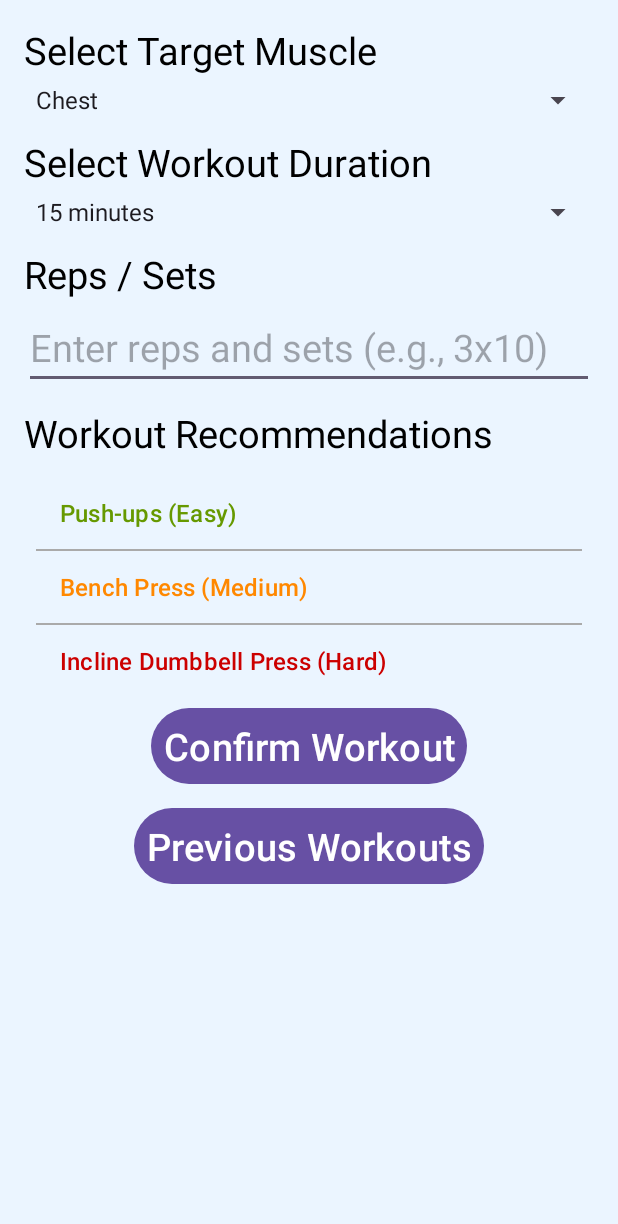
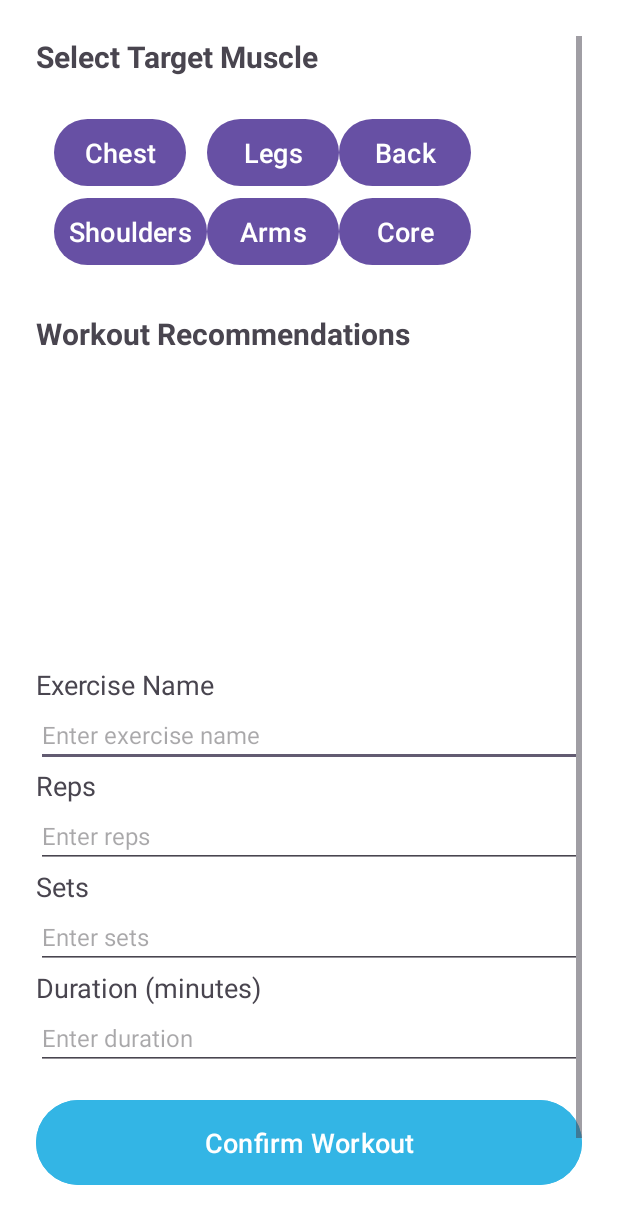
Before and after one commit to kar5252/CMSC-434-Health-App, an Android app: the fragment Workout shown on its own in the app's theme, on a phone screen of 412 x 824 dp. Shown: the top 1224 px of the screen. Run offline under Robolectric (Android 15) with nearby library versions, the phone set to English and light mode, and no system bars.

Commit message:
workout colors and text size changed

```diff
--- a/app/src/main/java/com/example/test4/Workout.java
+++ b/app/src/main/java/com/example/test4/Workout.java
@@ -4,25 +4,16 @@ import android.os.Bundle;
 import android.view.LayoutInflater;
 import android.view.View;
 import android.view.ViewGroup;
-import android.widget.ArrayAdapter;
 import android.widget.Button;
 import android.widget.EditText;
 import android.widget.ListView;
-import android.widget.Spinner;
-import android.widget.TextView;
 import android.widget.Toast;
-
 import androidx.annotation.NonNull;
 import androidx.annotation.Nullable;
 import androidx.fragment.app.Fragment;
 import androidx.fragment.app.FragmentTransaction;
-import androidx.viewpager2.widget.ViewPager2;
-
 import java.util.ArrayList;
-import java.util.HashMap;
 import java.util.List;
-import java.util.Map;
-import com.google.android.material.tabs.TabLayout;
 
 public class Workout extends Fragment {
 
@@ -33,125 +24,33 @@ public class Workout extends Fragment {
     public View onCreateView(@NonNull LayoutInflater inflater, @Nullable ViewGroup container, @Nullable Bundle savedInstanceState) {
         View view = inflater.inflate(R.layout.fragment_workout, container, false);
 
-        Spinner muscleDropdown = view.findViewById(R.id.muscleDropdown);
-        Spinner durationDropdown = view.findViewById(R.id.durationDropdown);
-        EditText repsSetsInput = view.findViewById(R.id.repsSetsInput);
         ListView workoutListView = view.findViewById(R.id.workoutListView);
+        EditText exerciseNameInput = view.findViewById(R.id.exerciseNameInput);
+        EditText repsInput = view.findViewById(R.id.repsInput);
+        EditText setsInput = view.findViewById(R.id.setsInput);
+        EditText durationInput = view.findViewById(R.id.durationInput);
         Button confirmWorkoutButton = view.findViewById(R.id.confirmWorkoutButton);
         Button previousWorkoutsButton = view.findViewById(R.id.previousWorkoutsButton);
 
-        Map<String, List<String>> workoutData = new HashMap<>();
-        workoutData.put("Chest", new ArrayList<String>() {{
-            add("Push-ups (Easy)");
-            add("Bench Press (Medium)");
-            add("Incline Dumbbell Press (Hard)");
-        }});
-        workoutData.put("Legs", new ArrayList<String>() {{
-            add("Bodyweight Squats (Easy)");
-            add("Lunges (Medium)");
-            add("Barbell Squats (Hard)");
-        }});
-        workoutData.put("Back", new ArrayList<String>() {{
-            add("Pull-ups (Easy)");
-            add("Lat Pulldown (Medium)");
-            add("Deadlift (Hard)");
-        }});
-
-        List<String> muscleGroups = new ArrayList<>(workoutData.keySet());
-        ArrayAdapter<String> muscleAdapter = new ArrayAdapter<>(requireContext(),
-                android.R.layout.simple_spinner_item, muscleGroups);
-        muscleAdapter.setDropDownViewResource(android.R.layout.simple_spinner_dropdown_item);
-        muscleDropdown.setAdapter(muscleAdapter);
-
-        List<String> durations = new ArrayList<>();
-        durations.add("15 minutes");
-        durations.add("30 minutes");
-        durations.add("45 minutes");
-        durations.add("60 minutes");
-
-        ArrayAdapter<String> durationAdapter = new ArrayAdapter<>(requireContext(),
-                android.R.layout.simple_spinner_item, durations);
-        durationAdapter.setDropDownViewResource(android.R.layout.simple_spinner_dropdown_item);
-        durationDropdown.setAdapter(durationAdapter);
-
-        muscleDropdown.setOnItemSelectedListener(new android.widget.AdapterView.OnItemSelectedListener() {
-            @Override
-            public void onItemSelected(android.widget.AdapterView<?> parent, View view, int position, long id) {
-                String selectedMuscle = muscleGroups.get(position);
-                List<String> recommendations = workoutData.getOrDefault(selectedMuscle, new ArrayList<>());
-                CustomAdapter adapter = new CustomAdapter(recommendations);
-                workoutListView.setAdapter(adapter);
-            }
-
-            @Override
-            public void onNothingSelected(android.widget.AdapterView<?> parent) {
-                workoutListView.setAdapter(null);
-            }
-        });
-
         confirmWorkoutButton.setOnClickListener(v -> {
-            String selectedMuscle = muscleDropdown.getSelectedItem().toString();
-            String selectedDuration = durationDropdown.getSelectedItem().toString();
-            String repsSets = repsSetsInput.getText().toString();
-
-            String workoutDetails = "Muscle: " + selectedMuscle + ", Duration: " + selectedDuration +
-                    ", Reps/Sets: " + repsSets;
+            String workoutDetails = "Exercise: " + exerciseNameInput.getText().toString() +
+                    ", Reps: " + repsInput.getText().toString() +
+                    ", Sets: " + setsInput.getText().toString() +
+                    ", Duration: " + durationInput.getText().toString() + " min";
             workoutHistory.add(workoutDetails);
-
-            Toast.makeText(requireContext(), "Workout Confirmed:\n" + workoutDetails, Toast.LENGTH_LONG).show();
+            Toast.makeText(requireContext(), "Workout saved!", Toast.LENGTH_SHORT).show();
         });
 
         previousWorkoutsButton.setOnClickListener(v -> {
-            ViewPager2 viewPager = requireActivity().findViewById(R.id.viewPager);
-            TabLayout tabLayout = requireActivity().findViewById(R.id.tabLayout);
-            View fragmentContainer = requireActivity().findViewById(R.id.fragmentContainer);
-
-            viewPager.setVisibility(View.GONE);
-            tabLayout.setVisibility(View.GONE);
-
-            fragmentContainer.setVisibility(View.VISIBLE);
-
+            View containerView = requireActivity().findViewById(R.id.fragmentContainer);
+            containerView.setVisibility(View.VISIBLE);
             FragmentTransaction transaction = requireActivity().getSupportFragmentManager().beginTransaction();
             transaction.replace(R.id.fragmentContainer, new PreviousWorkouts());
             transaction.addToBackStack(null);
             transaction.commit();
         });
 
-
-
-
         return view;
-    }
-
-    private class CustomAdapter extends ArrayAdapter<String> {
-        private final List<String> workouts;
-
-        public CustomAdapter(@NonNull List<String> workouts) {
-            super(requireContext(), android.R.layout.simple_list_item_1, workouts);
-            this.workouts = workouts;
-        }
-
-        @NonNull
-        @Override
-        public View getView(int position, @Nullable View convertView, @NonNull ViewGroup parent) {
-            if (convertView == null) {
-                convertView = LayoutInflater.from(getContext()).inflate(android.R.layout.simple_list_item_1, parent, false);
-            }
-
-            TextView workoutItemText = (TextView) convertView;
-            String workout = workouts.get(position);
-            workoutItemText.setText(workout);
-
-            if (workout.contains("(Easy)")) {
-                workoutItemText.setTextColor(getResources().getColor(android.R.color.holo_green_dark));
-            } else if (workout.contains("(Medium)")) {
-                workoutItemText.setTextColor(getResources().getColor(android.R.color.holo_orange_dark));
-            } else if (workout.contains("(Hard)")) {
-                workoutItemText.setTextColor(getResources().getColor(android.R.color.holo_red_dark));
-            }
-
-            return convertView;
-        }
     }
 
     public static List<String> getWorkoutHistory() {
--- a/app/src/main/res/layout/fragment_workout.xml
+++ b/app/src/main/res/layout/fragment_workout.xml
@@ -1,98 +1,148 @@
-<?xml version="1.0" encoding="utf-8"?>
 <ScrollView
     xmlns:android="http://schemas.android.com/apk/res/android"
-    xmlns:tools="http://schemas.android.com/tools"
     android:layout_width="match_parent"
     android:layout_height="match_parent"
-    android:background="#ebf5ff"
-    tools:context=".Workout">
+    android:padding="24dp"
+    android:background="@android:color/white">
 
     <LinearLayout
         android:layout_width="match_parent"
         android:layout_height="wrap_content"
-        android:orientation="vertical"
-        android:background="#ebf5ff"
-        android:padding="16dp">
+        android:orientation="vertical">
 
         <TextView
             android:layout_width="wrap_content"
             android:layout_height="wrap_content"
-            android:textColor="@color/black"
             android:text="Select Target Muscle"
-            android:textSize="25sp"
-            android:layout_marginBottom="4dp" />
+            android:textSize="20sp"
+            android:textStyle="bold"
+            android:layout_marginBottom="12dp" />
 
-        <Spinner
-            android:id="@+id/muscleDropdown"
-            android:layout_width="match_parent"
-            android:layout_height="wrap_content" />
-
-        <TextView
-            android:layout_width="wrap_content"
-            android:layout_height="wrap_content"
-            android:text="Select Workout Duration"
-            android:textColor="@color/black"
-            android:textSize="25sp"
-            android:layout_marginTop="12dp"
-            android:layout_marginBottom="4dp" />
-
-        <Spinner
-            android:id="@+id/durationDropdown"
-            android:layout_width="match_parent"
-            android:layout_height="wrap_content" />
-
-        <TextView
-            android:layout_width="wrap_content"
-            android:layout_height="wrap_content"
-            android:text="Reps / Sets"
-            android:textColor="@color/black"
-            android:textSize="25sp"
-            android:layout_marginTop="12dp"
-            android:layout_marginBottom="4dp" />
-
-        <EditText
-            android:id="@+id/repsSetsInput"
+        <GridLayout
+            android:id="@+id/muscleSelectionGrid"
             android:layout_width="match_parent"
             android:layout_height="wrap_content"
-            android:hint="Enter reps and sets (e.g., 3x10)"
-            android:textSize="25sp" />
+            android:columnCount="3"
+            android:rowCount="2"
+            android:padding="12dp">
+
+            <Button
+                android:id="@+id/muscleChest"
+                android:text="Chest"
+                android:textSize="18sp"
+                android:padding="10dp"/>
+            <Button
+                android:id="@+id/muscleLegs"
+                android:text="Legs"
+                android:textSize="18sp"
+                android:padding="10dp"/>
+            <Button
+                android:id="@+id/muscleBack"
+                android:text="Back"
+                android:textSize="18sp"
+                android:padding="10dp"/>
+            <Button
+                android:id="@+id/muscleShoulders"
+                android:text="Shoulders"
+                android:textSize="18sp"
+                android:padding="10dp"/>
+            <Button
+                android:id="@+id/muscleArms"
+                android:text="Arms"
+                android:textSize="18sp"
+                android:padding="10dp"/>
+            <Button
+                android:id="@+id/muscleCore"
+                android:text="Core"
+                android:textSize="18sp"
+                android:padding="10dp"/>
+        </GridLayout>
 
         <TextView
             android:layout_width="wrap_content"
             android:layout_height="wrap_content"
             android:text="Workout Recommendations"
-            android:textColor="@color/black"
-            android:textSize="25sp"
-            android:layout_marginTop="12dp"
-            android:layout_marginBottom="4dp" />
+            android:textSize="20sp"
+            android:textStyle="bold"
+            android:layout_marginTop="16dp"
+            android:layout_marginBottom="8dp" />
 
         <ListView
             android:id="@+id/workoutListView"
             android:layout_width="match_parent"
-            android:layout_height="150dp"
+            android:layout_height="200dp"
             android:divider="@android:color/darker_gray"
-            android:dividerHeight="1dp"
+            android:dividerHeight="2dp"
             android:padding="8dp" />
+
+        <TextView
+            android:layout_width="wrap_content"
+            android:layout_height="wrap_content"
+            android:text="Exercise Name"
+            android:textSize="18sp"/>
+        <EditText
+            android:id="@+id/exerciseNameInput"
+            android:layout_width="match_parent"
+            android:layout_height="wrap_content"
+            android:hint="Enter exercise name"
+            android:textSize="16sp"/>
+
+        <TextView
+            android:layout_width="wrap_content"
+            android:layout_height="wrap_content"
+            android:text="Reps"
+            android:textSize="18sp"/>
+        <EditText
+            android:id="@+id/repsInput"
+            android:layout_width="match_parent"
+            android:layout_height="wrap_content"
+            android:hint="Enter reps"
+            android:textSize="16sp"/>
+
+        <TextView
+            android:layout_width="wrap_content"
+            android:layout_height="wrap_content"
+            android:text="Sets"
+            android:textSize="18sp"/>
+        <EditText
+            android:id="@+id/setsInput"
+            android:layout_width="match_parent"
+            android:layout_height="wrap_content"
+            android:hint="Enter sets"
+            android:textSize="16sp"/>
+
+        <TextView
+            android:layout_width="wrap_content"
+            android:layout_height="wrap_content"
+            android:text="Duration (minutes)"
+            android:textSize="18sp"/>
+        <EditText
+            android:id="@+id/durationInput"
+            android:layout_width="match_parent"
+            android:layout_height="wrap_content"
+            android:hint="Enter duration"
+            android:textSize="16sp"/>
 
         <Button
             android:id="@+id/confirmWorkoutButton"
-            android:layout_width="wrap_content"
+            android:layout_width="match_parent"
             android:layout_height="wrap_content"
             android:text="Confirm Workout"
-            android:layout_marginTop="8dp"
-            android:textSize="25sp"
-            android:layout_gravity="center_horizontal"
-            android:padding="8dp" />
+            android:textSize="18sp"
+            android:layout_marginTop="16dp"
+            android:padding="16dp"
+            android:backgroundTint="@android:color/holo_blue_light"
+            android:textColor="@android:color/white"/>
 
         <Button
             android:id="@+id/previousWorkoutsButton"
-            android:layout_width="wrap_content"
+            android:layout_width="match_parent"
             android:layout_height="wrap_content"
             android:text="Previous Workouts"
-            android:textSize="25sp"
-            android:layout_gravity="center_horizontal"
-            android:padding="8dp"
-            android:layout_marginTop="8dp" />
-
+            android:textSize="18sp"
+            android:layout_marginTop="12dp"
+            android:padding="16dp"
+            android:backgroundTint="@android:color/holo_orange_light"
+            android:textColor="@android:color/white"/>
     </LinearLayout>
 </ScrollView>
```
Also changed, not shown: app/src/main/java/com/example/test4/PreviousWorkouts.java (+8 -16 lines), app/src/main/java/com/example/test4/WorkoutAdapter.java (added, +84 -0 lines), app/src/main/res/layout/dialog_edit_workout.xml (added, +62 -0 lines), app/src/main/res/layout/fragment_previous_workouts.xml (+12 -13 lines), app/src/main/res/layout/item_workout.xml (added, +22 -0 lines).
